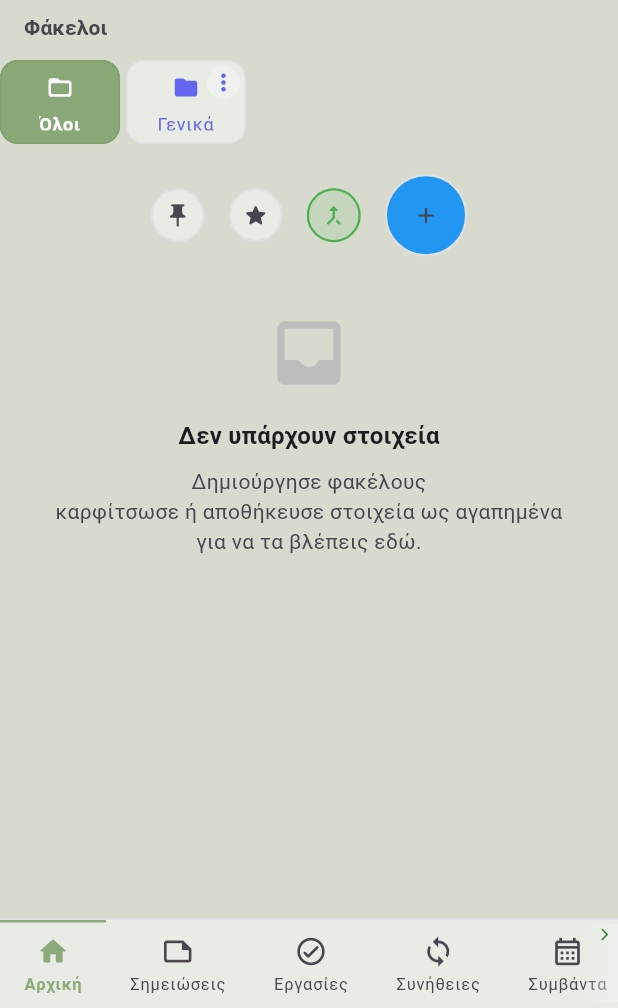
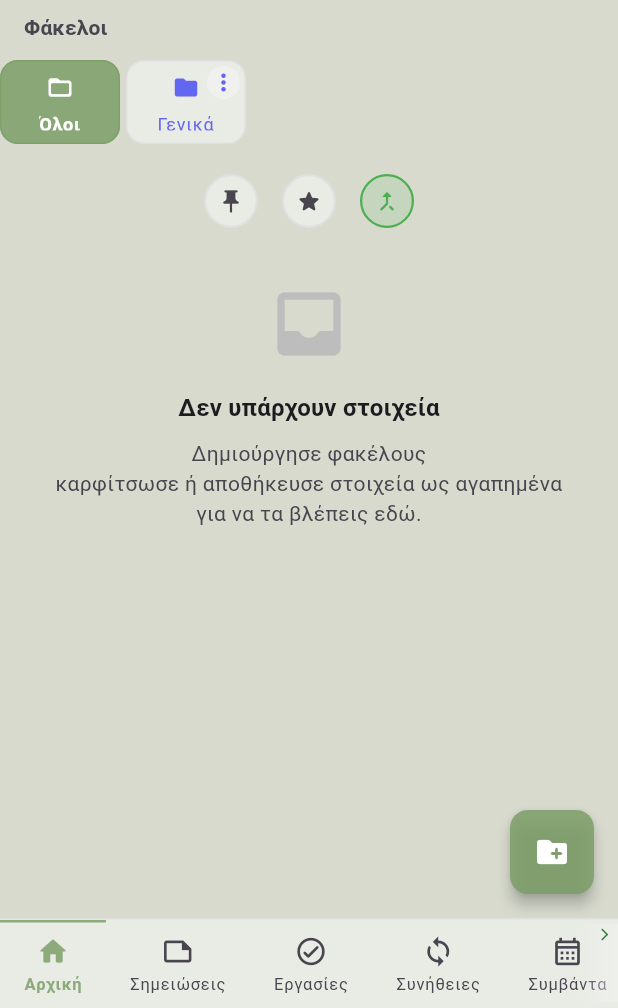
Before and after one commit to aristos62-bit/note, a Flutter app: the screen it shows after launch, on a phone screen of 412 x 824 dp, the part 228-1236 px from its top. Run offline on Flutter 3.47's test engine with Material 3 defaults, Android fonts, the phone set to English and light mode, and no system bars; our stand-ins replace file_picker, flutter_local_notifications, flutter_riverpod, go_router, isar, timezone; accounts and stored records are empty; generated files the repository leaves out were written again.

Commit message:
fab in home

```diff
--- a/lib/features/home/home_screen.dart
+++ b/lib/features/home/home_screen.dart
@@ -95,7 +95,14 @@ class _HomeScreenState extends ConsumerState<HomeScreen> {
 
     return Scaffold(
       backgroundColor: context.cBg,
-      // ❌ Αφαιρέθηκε το FAB – θα τοποθετηθεί chip δίπλα στα toggles
+      // ✅ FAB για δημιουργία νέου φακέλου
+      floatingActionButton: FloatingActionButton(
+        onPressed: () => _showCreateFolderDialog(context, ref),
+        tooltip: 'Νέος φάκελος',
+        backgroundColor: context.cPrimary,
+        foregroundColor: context.cOnPrimary,
+        child: const Icon(Icons.create_new_folder_rounded),
+      ),
       body: CustomScrollView(
         slivers: [
           // AppBar
@@ -119,7 +126,7 @@ class _HomeScreenState extends ConsumerState<HomeScreen> {
                     style: context.labelLg.withColor(context.cText2),
                   ),
                 ),
-                // ❌ Αφαιρέθηκε το chip "Νέος" – θα μπει δίπλα στα toggles
+                // ❌ Αφαιρέθηκε το chip "Νέος" – πλέον υπάρχει FAB
                 FolderChipSelector(
                   folders: folders,
                   selectedFolderId: selectedFolderId,
@@ -127,6 +134,7 @@ class _HomeScreenState extends ConsumerState<HomeScreen> {
                     ref.read(homeSelectedFolderProvider.notifier).state = id;
                   },
                   onFolderLongPress: (folder) {
+                    // Διαβάζουμε τα items ΜΟΝΟ την ώρα του long press
                     final allItems = ref.read(itemsStreamProvider).valueOrNull ?? [];
                     _showFolderOptions(context, ref, folder, allItems);
                   },
@@ -134,16 +142,15 @@ class _HomeScreenState extends ConsumerState<HomeScreen> {
               ],
             ),
           ),
-          // View Mode Toggle + chip "Νέος φάκελος" στην ίδια γραμμή
+          // View Mode Toggle (μόνο όταν είναι σε "Όλοι")
           if (selectedFolderId == null)
             SliverToBoxAdapter(
-              child: _ViewModeAndNewFolderChip(
+              child: _ViewModeToggle(
                 current: _viewMode,
-                onModeChanged: (mode) {
+                onChanged: (mode) {
                   DebugConfig.nav('Home: view mode changed to $mode');
                   setState(() => _viewMode = mode);
                 },
-                onNewFolder: () => _showCreateFolderDialog(context, ref),
               ),
             ),
 
@@ -385,6 +392,7 @@ class _HomeScreenState extends ConsumerState<HomeScreen> {
   }
 
   Future<void> _openKnowledgeEntry(Item entry) async {
+    // Βρίσκουμε τη συλλογή στην οποία ανήκει η εγγραφή μέσω property 'collection_id'
     final props = await ref.read(itemPropertiesProvider(entry.id).future);
     final collectionIdStr =
         props.where((p) => p.key == 'collection_id').firstOrNull?.value;
@@ -397,6 +405,7 @@ class _HomeScreenState extends ConsumerState<HomeScreen> {
     final collection = await ref.read(itemByIdProvider(collectionId).future);
     if (collection == null) return;
 
+    // Φόρτωση schema της συλλογής
     final collectionProps =
     await ref.read(itemPropertiesProvider(collectionId).future);
     final schemaJson =
@@ -674,6 +683,7 @@ class _HomeScreenState extends ConsumerState<HomeScreen> {
     if (!ok || !mounted) return;
     DebugConfig.db('Home deleteFolder id=${folder.id}');
     await ref.read(folderNotifierProvider.notifier).delete(folder.id);
+    // Deselect αν ήταν επιλεγμένος
     if (ref.read(homeSelectedFolderProvider) == folder.id) {
       ref.read(homeSelectedFolderProvider.notifier).state = null;
     }
@@ -683,6 +693,7 @@ class _HomeScreenState extends ConsumerState<HomeScreen> {
 
   void _showFolderOptions(
       BuildContext context, WidgetRef ref, Folder folder, List<Item> allItems) {
+    // Έλεγχος αν ο φάκελος είναι άδειος
     final folderItems = allItems
         .where((i) => i.folderId == folder.id && i.deletedAt == null)
         .toList();
@@ -733,6 +744,8 @@ class _HomeScreenState extends ConsumerState<HomeScreen> {
               ]),
             ),
             const Divider(),
+
+            // ── Επεξεργασία (πάντα διαθέσιμη) ─────────────────
             ListTile(
               leading: Icon(Icons.edit_rounded, color: context.cText),
               title: Text('Επεξεργασία', style: context.bodyMd),
@@ -741,7 +754,10 @@ class _HomeScreenState extends ConsumerState<HomeScreen> {
                 _editFolder(context, ref, folder);
               },
             ),
+
+            // ── Διαγραφή ή ενημερωτικό μήνυμα ─────────────────
             if (!folder.isSystem) ...[
+              // Κανονικός φάκελος: εμφάνιση delete αν είναι άδειος
               ListTile(
                 leading: Icon(Icons.delete_outline_rounded,
                     color: isEmpty ? context.cError : context.cDisabled),
@@ -760,6 +776,7 @@ class _HomeScreenState extends ConsumerState<HomeScreen> {
                     : null,
               ),
             ] else ...[
+              // System φάκελος: ενημέρωση ότι δεν διαγράφεται
               ListTile(
                 leading: Icon(Icons.info_outline_rounded, color: context.cText2),
                 title: Text(
@@ -770,9 +787,10 @@ class _HomeScreenState extends ConsumerState<HomeScreen> {
                   'Είναι ο προεπιλεγμένος φάκελος του συστήματος',
                   style: context.bodySm.withColor(context.cDisabled),
                 ),
-                enabled: false,
+                enabled: false,  // Μη επιλέξιμο
               ),
             ],
+
             const SizedBox(height: Spacing.sm),
           ],
         ),
@@ -782,18 +800,16 @@ class _HomeScreenState extends ConsumerState<HomeScreen> {
 }
 
 // ════════════════════════════════════════════════════════════════
-// VIEW MODE TOGGLE + NEW FOLDER CHIP (δίπλα στα toggle)
+// VIEW MODE TOGGLE (pinned / favorites / both)
 // ════════════════════════════════════════════════════════════════
 
-class _ViewModeAndNewFolderChip extends StatelessWidget {
+class _ViewModeToggle extends StatelessWidget {
   final ViewMode current;
-  final ValueChanged<ViewMode> onModeChanged;
-  final VoidCallback onNewFolder;
+  final ValueChanged<ViewMode> onChanged;
 
-  const _ViewModeAndNewFolderChip({
+  const _ViewModeToggle({
     required this.current,
-    required this.onModeChanged,
-    required this.onNewFolder,
+    required this.onChanged,
   });
 
   @override
@@ -809,7 +825,7 @@ class _ViewModeAndNewFolderChip extends StatelessWidget {
             tooltip: 'Καρφιτσωμένα',
             isSelected: current == ViewMode.pinned,
             activeColor: Colors.red,
-            onTap: () => onModeChanged(ViewMode.pinned),
+            onTap: () => onChanged(ViewMode.pinned),
           ),
           const SizedBox(width: Spacing.md),
           _ToggleButton(
@@ -817,7 +833,7 @@ class _ViewModeAndNewFolderChip extends StatelessWidget {
             tooltip: 'Αγαπημένα',
             isSelected: current == ViewMode.favorites,
             activeColor: Colors.amber,
-            onTap: () => onModeChanged(ViewMode.favorites),
+            onTap: () => onChanged(ViewMode.favorites),
           ),
           const SizedBox(width: Spacing.md),
           _ToggleButton(
@@ -825,17 +841,7 @@ class _ViewModeAndNewFolderChip extends StatelessWidget {
             tooltip: 'Όλα',
             isSelected: current == ViewMode.both,
             activeColor: Colors.green,
-            onTap: () => onModeChanged(ViewMode.both),
-          ),
-          const SizedBox(width: Spacing.md),
-          _ToggleButton(
-            icon: Icons.add_rounded,
-            tooltip: 'Νέος φάκελος',
-            isSelected: false,
-            activeColor: context.cPrimary,
-            onTap: onNewFolder,
-            customBackgroundColor: Colors.blue,
-              size: 55,
+            onTap: () => onChanged(ViewMode.both),
           ),
         ],
       ),
@@ -849,8 +855,6 @@ class _ToggleButton extends StatelessWidget {
   final bool isSelected;
   final Color activeColor;
   final VoidCallback onTap;
-  final Color? customBackgroundColor;
-  final double? size;
 
   const _ToggleButton({
     required this.icon,
@@ -858,19 +862,14 @@ class _ToggleButton extends StatelessWidget {
     required this.isSelected,
     required this.activeColor,
     required this.onTap,
-    this.customBackgroundColor,
-    this.size,
   });
 
   @override
   Widget build(BuildContext context) {
     final color = isSelected ? activeColor : context.cText2;
-    final bgColor = customBackgroundColor ?? (
-        isSelected
-            ? activeColor.withValues(alpha: 0.12)
-            : ColorsUI.getSurface(context.brightness)
-    );
-    final double dimension = size ?? 36;
+    final bgColor = isSelected
+        ? activeColor.withValues(alpha: 0.12)
+        : ColorsUI.getSurface(context.brightness);
     final borderColor =
     isSelected ? activeColor : ColorsUI.getBorder(context.brightness);
 
@@ -880,8 +879,8 @@ class _ToggleButton extends StatelessWidget {
         message: tooltip,
         child: AnimatedContainer(
           duration: AppDuration.fast,
-          width: dimension,
-          height: dimension,
+          width: 36,
+          height: 36,
           decoration: BoxDecoration(
             color: bgColor,
             shape: BoxShape.circle,
@@ -950,6 +949,7 @@ class _HomeAppBar extends ConsumerWidget {
   }
 }
 
+
 // ════════════════════════════════════════════════════════════════
 // GREETING (με εικονίδιο εφαρμογής στα δεξιά)
 // ════════════════════════════════════════════════════════════════
@@ -983,6 +983,7 @@ class _GreetingSection extends StatelessWidget {
       child: Row(
         mainAxisAlignment: MainAxisAlignment.spaceBetween,
         children: [
+          // Αριστερή πλευρά: εικονίδιο καιρού + κείμενο
           Expanded(
             child: Row(
               children: [
@@ -1000,6 +1001,7 @@ class _GreetingSection extends StatelessWidget {
               ],
             ),
           ),
+          // Δεξιά πλευρά: εικονίδιο εφαρμογής
           ClipOval(
             child: Image.asset(
               'assets/icons/app_icon.webp',
@@ -1044,6 +1046,7 @@ class _SquareItemCard extends StatelessWidget {
     final backgroundColor = ItemColorHelper.backgroundColorForType(item.type, context);
     final textColor = ItemColorHelper.textColorForBackground(backgroundColor, context);
     final typeColor = ItemColorHelper.iconColorForType(item.type, context);
+
 
     return GestureDetector(
       onTap: onTap,
```
